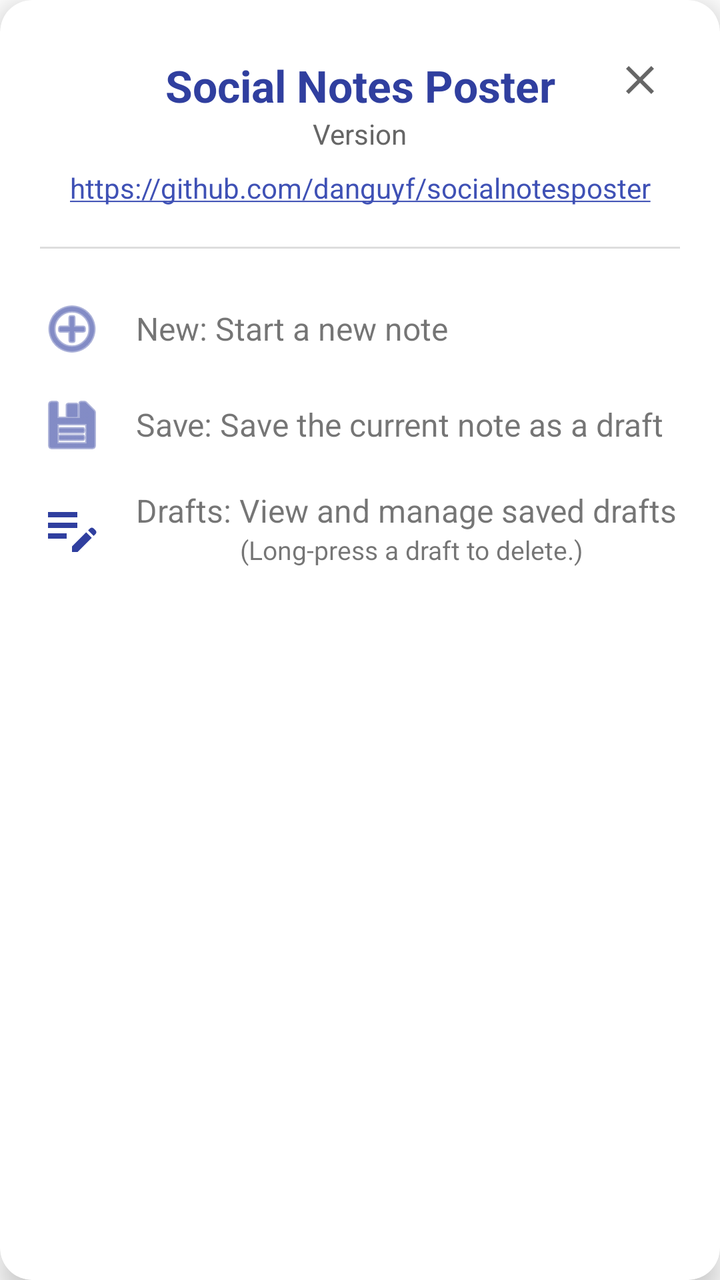
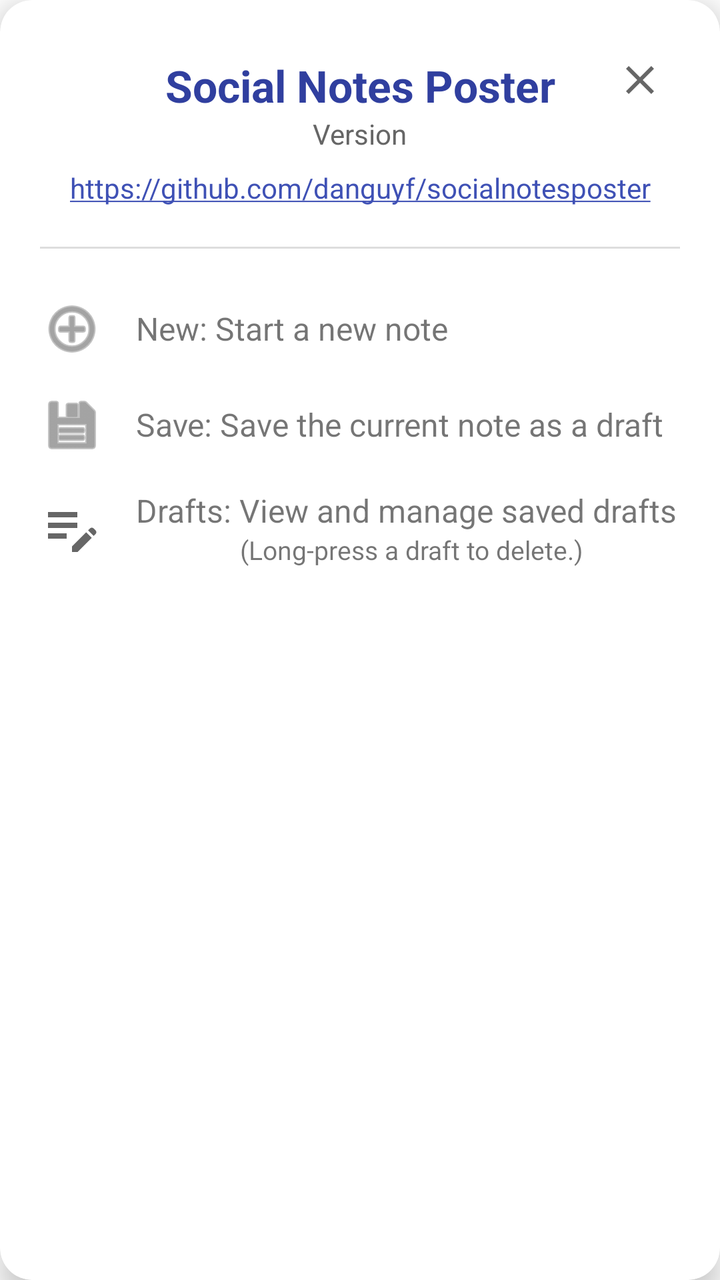

The first picture is an Android layout as it rendered before a commit; the second is the same layout after the commit. The layout source and the unified diff follow.
<!-- AndroidManifest.xml: application theme Theme.SocialNotesPoster -->
<!-- res/layout/dialog_help.xml -->
<?xml version="1.0" encoding="utf-8"?>
<com.google.android.material.card.MaterialCardView xmlns:android="http://schemas.android.com/apk/res/android"
    xmlns:app="http://schemas.android.com/apk/res-auto"
    android:layout_width="match_parent"
    android:layout_height="wrap_content"
    app:cardCornerRadius="16dp"
    app:cardElevation="8dp"
    android:layout_margin="24dp">

    <androidx.constraintlayout.widget.ConstraintLayout
        android:layout_width="match_parent"
        android:layout_height="wrap_content"
        android:padding="20dp">

        <ImageButton
            android:id="@+id/btnCloseHelp"
            android:layout_width="40dp"
            android:layout_height="40dp"
            android:background="?attr/selectableItemBackgroundBorderless"
            android:src="@drawable/ic_close_24"
            android:contentDescription="Close"
            app:layout_constraintTop_toTopOf="parent"
            app:layout_constraintEnd_toEndOf="parent" />

        <TextView
            android:id="@+id/tvAppName"
            android:layout_width="wrap_content"
            android:layout_height="wrap_content"
            android:text="@string/app_name"
            android:textSize="22sp"
            android:textStyle="bold"
            android:textColor="@color/app_name_text_color"
            app:layout_constraintTop_toTopOf="parent"
            app:layout_constraintStart_toStartOf="parent"
            app:layout_constraintEnd_toEndOf="parent"
            android:layout_marginTop="8dp"/>

        <TextView
            android:id="@+id/tvAppVersion"
            android:layout_width="wrap_content"
            android:layout_height="wrap_content"
            android:text="Version"
            android:textSize="14sp"
            android:textColor="#666666"
            app:layout_constraintTop_toBottomOf="@id/tvAppName"
            app:layout_constraintStart_toStartOf="parent"
            app:layout_constraintEnd_toEndOf="parent" />

        <TextView
            android:id="@+id/tvRepoLink"
            android:layout_width="wrap_content"
            android:layout_height="wrap_content"
            android:text="@string/app_repo_url"
            android:textColor="@color/indigo_500"
            android:textSize="14sp"
            android:layout_marginTop="8dp"
            android:autoLink="web"
            android:linksClickable="true"
            app:layout_constraintTop_toBottomOf="@id/tvAppVersion"
            app:layout_constraintStart_toStartOf="parent"
            app:layout_constraintEnd_toEndOf="parent" />

        <View
            android:id="@+id/divider"
            android:layout_width="match_parent"
            android:layout_height="1dp"
            android:background="#DDDDDD"
            android:layout_marginTop="20dp"
            app:layout_constraintTop_toBottomOf="@id/tvRepoLink" />

        <LinearLayout
            android:layout_width="match_parent"
            android:layout_height="wrap_content"
            android:orientation="vertical"
            android:layout_marginTop="16dp"
            app:layout_constraintTop_toBottomOf="@id/divider"
            app:layout_constraintBottom_toBottomOf="parent">

            <LinearLayout
                android:layout_width="match_parent"
                android:layout_height="wrap_content"
                android:orientation="horizontal"
                android:gravity="center_vertical"
                android:paddingVertical="8dp">
                <ImageView
                    android:layout_width="32dp"
                    android:layout_height="32dp"
                    android:src="@android:drawable/ic_menu_add"
                    app:tint="@color/icon_color" />
                <TextView
                    android:layout_width="wrap_content"
                    android:layout_height="wrap_content"
                    android:text="@string/icon_new_desc"
                    android:layout_marginStart="16dp"
                    android:textSize="16sp"/>
            </LinearLayout>

            <LinearLayout
                android:layout_width="match_parent"
                android:layout_height="wrap_content"
                android:orientation="horizontal"
                android:gravity="center_vertical"
                android:paddingVertical="8dp">
                <ImageView
                    android:layout_width="32dp"
                    android:layout_height="32dp"
                    android:src="@android:drawable/ic_menu_save"
                    app:tint="@color/icon_color" />
                <TextView
                    android:layout_width="wrap_content"
                    android:layout_height="wrap_content"
                    android:text="@string/icon_save_desc"
                    android:layout_marginStart="16dp"
                    android:textSize="16sp"/>
            </LinearLayout>

            <LinearLayout
                android:layout_width="match_parent"
                android:layout_height="wrap_content"
                android:orientation="horizontal"
                android:gravity="center_vertical"
                android:paddingVertical="8dp">
                <ImageView
                    android:layout_width="32dp"
                    android:layout_height="32dp"
                    android:src="@drawable/baseline_edit_note_24"
                    app:tint="@color/icon_color" />
                <LinearLayout
                    android:layout_width="wrap_content"
                    android:layout_height="wrap_content"
                    android:orientation="vertical"
                    android:layout_marginStart="16dp">
                    <TextView
                        android:layout_width="wrap_content"
                        android:layout_height="wrap_content"
                        android:text="@string/icon_drafts_desc"
                        android:textSize="16sp"/>

                    <TextView
                        android:layout_width="wrap_content"
                        android:layout_height="wrap_content"
                        android:layout_marginStart="52dp"
                        android:text="@string/long_press_delete_hint"
                        android:textSize="13sp" />
                </LinearLayout>
            </LinearLayout>

        </LinearLayout>

    </androidx.constraintlayout.widget.ConstraintLayout>

</com.google.android.material.card.MaterialCardView>
<!-- resources referenced by this layout -->
<resources>
  <color name="app_name_text_color">@color/indigo_700</color>
  <color name="icon_color">@color/indigo_700</color>
  <color name="indigo_500">#3F51B5</color>
  <!-- drawable baseline_edit_note_24 (drawable) -->
  <vector xmlns:android="http://schemas.android.com/apk/res/android"
      android:width="24dp"
      android:height="24dp"
      android:viewportWidth="24"
      android:viewportHeight="24"
      android:tint="?attr/colorControlNormal">
    <path
        android:fillColor="@android:color/white"
        android:pathData="M3,10h11v2H3V10zM3,8h11V6H3V8zM3,16h7v-2H3V16zM18.01,12.87l0.71,-0.71c0.39,-0.39 1.02,-0.39 1.41,0l0.71,0.71c0.39,0.39 0.39,1.02 0,1.41l-0.71,0.71L18.01,12.87zM17.3,13.58l-5.3,5.3V21h2.12l5.3,-5.3L17.3,13.58z"/>
  </vector>
  <!-- drawable ic_close_24 (drawable) -->
  <vector xmlns:android="http://schemas.android.com/apk/res/android"
      android:width="24dp"
      android:height="24dp"
      android:viewportWidth="24"
      android:viewportHeight="24"
      android:tint="?attr/colorControlNormal">
    <path
        android:fillColor="@android:color/white"
        android:pathData="M19,6.41L17.59,5,12,10.59,6.41,5,5,6.41,10.59,12,5,17.59,6.41,19,12,13.41,17.59,19,19,17.59,13.41,12z"/>
  </vector>
  <string name="app_name">Social Notes Poster</string>
  <string name="app_repo_url">https://github.com/danguyf/socialnotesposter</string>
  <string name="icon_drafts_desc">Drafts: View and manage saved drafts</string>
  <string name="icon_new_desc">New: Start a new note</string>
  <string name="icon_save_desc">Save: Save the current note as a draft</string>
  <string name="long_press_delete_hint">(Long-press a draft to delete.)</string>
  <style name="Theme.SocialNotesPoster" parent="Theme.MaterialComponents.DayNight.DarkActionBar">
          
          <item name="colorPrimary">@color/indigo_500</item>
          <item name="colorPrimaryVariant">@color/indigo_700</item>
          <item name="colorOnPrimary">@color/white</item>
          
          <item name="colorSecondary">@color/indigo_500</item>
          <item name="colorOnSecondary">@color/white</item>
          
          <item name="android:statusBarColor">?attr/colorPrimaryVariant</item>
          <item name="android:windowLightStatusBar" tools:targetApi="m">false</item>
      </style>
  <color name="indigo_700">#303F9F</color>
  <color name="white">#FFFFFFFF</color>
</resources>

<!-- the commit's change to res/layout/dialog_help.xml (unified diff, before → after) -->
@@ -86,7 +86,7 @@
                     android:layout_width="32dp"
                     android:layout_height="32dp"
                     android:src="@android:drawable/ic_menu_add"
-                    app:tint="@color/icon_color" />
+                    app:tint="?attr/colorControlNormal" />
                 <TextView
                     android:layout_width="wrap_content"
                     android:layout_height="wrap_content"
@@ -105,7 +105,7 @@
                     android:layout_width="32dp"
                     android:layout_height="32dp"
                     android:src="@android:drawable/ic_menu_save"
-                    app:tint="@color/icon_color" />
+                    app:tint="?attr/colorControlNormal" />
                 <TextView
                     android:layout_width="wrap_content"
                     android:layout_height="wrap_content"
@@ -124,7 +124,7 @@
                     android:layout_width="32dp"
                     android:layout_height="32dp"
                     android:src="@drawable/baseline_edit_note_24"
-                    app:tint="@color/icon_color" />
+                    app:tint="?attr/colorControlNormal" />
                 <LinearLayout
                     android:layout_width="wrap_content"
                     android:layout_height="wrap_content"
<!-- resource entries referenced after the edit -->
@@ -1,7 +1,6 @@
 <!-- resources referenced by this layout -->
 <resources>
   <color name="app_name_text_color">@color/indigo_700</color>
-  <color name="icon_color">@color/indigo_700</color>
   <color name="indigo_500">#3F51B5</color>
   <!-- drawable baseline_edit_note_24 (drawable) -->
   <vector xmlns:android="http://schemas.android.com/apk/res/android"
